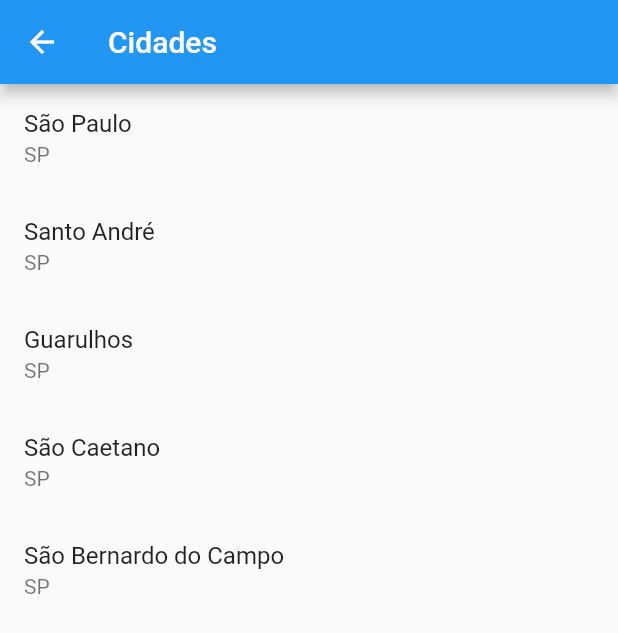
After one commit to JnrMoraes/flutter-popup-menu, a Flutter app: the CidadesPage screen opened by its route, on a phone screen of 412 x 824 dp. The commit adds this screen. Shown: the top 633 px of the screen. Run offline on Flutter 3.47's test engine with Material 2 defaults, Android fonts, the phone set to English and light mode, and no system bars; our stand-ins replace device_preview.

Commit message:
Lendo arquivos jsondo assets

```diff
--- /dev/null
+++ b/assets/cidades.json
@@ -0,0 +1,22 @@
+[
+    {
+        "cidade": "São Paulo",
+        "estado": "SP"
+    },
+    {
+        "cidade": "Santo André",
+        "estado": "SP"
+    },
+    {
+        "cidade": "Guarulhos",
+        "estado": "SP"
+    },
+    {
+        "cidade": "São Caetano",
+        "estado": "SP"
+    },
+    {
+        "cidade": "São Bernardo do Campo",
+        "estado": "SP"
+    }
+]
--- a/lib/main.dart
+++ b/lib/main.dart
@@ -1,16 +1,17 @@
 import 'package:device_preview/device_preview.dart';
 import 'package:flutter/material.dart';
-import 'package:study/pages/botoes_rotacao_texto/botoes_rotacao_texto_page.dart';
-import 'package:study/pages/containers/container_page.dart';
-import 'package:study/pages/layout_builder/layout_builder_page.dart';
-import 'package:study/pages/media_query/media_query_page.dart';
-import 'package:study/pages/scrolls/list_view_page.dart';
-import 'package:study/pages/scrolls/single_child_scroll_view_page.dart';
 
+import 'pages/botoes_rotacao_texto/botoes_rotacao_texto_page.dart';
+import 'pages/cidades/cidades_page.dart';
+import 'pages/containers/container_page.dart';
 import 'pages/dialogs/dialogs_page.dart';
 import 'pages/formulario/formulario_page.dart';
 import 'pages/home/home_page.dart';
+import 'pages/layout_builder/layout_builder_page.dart';
+import 'pages/media_query/media_query_page.dart';
 import 'pages/rows_columns/row_column_page.dart';
+import 'pages/scrolls/list_view_page.dart';
+import 'pages/scrolls/single_child_scroll_view_page.dart';
 import 'pages/snackbar/snackbar_page.dart';
 
 void main() {
@@ -47,6 +48,7 @@ class MyApp extends StatelessWidget {
         '/dialogs': (_) => const DialogsPage(),
         '/snackbar': (_) => const SnackbarPage(),
         '/forms': (_) => const FormularioPage(),
+        '/cidades': (_) => const CidadesPage(),
 
       },
     );
--- /dev/null
+++ b/lib/pages/cidades/cidades_page.dart
@@ -0,0 +1,49 @@
+import 'dart:convert';
+
+import 'package:flutter/material.dart';
+import 'package:flutter/services.dart';
+
+import 'model/cidade.dart';
+
+class CidadesPage extends StatefulWidget {
+  const CidadesPage({Key? key}) : super(key: key);
+
+  @override
+  State<CidadesPage> createState() => _CidadesPageState();
+}
+
+class _CidadesPageState extends State<CidadesPage> {
+  var cidades = <Cidade>[];
+
+  @override
+  void initState() {
+    super.initState();
+    _loadCities();
+  }
+
+  Future<void> _loadCities() async {
+    final cidadesJson = await rootBundle.loadString('assets/cidades.json');
+    setState(() {
+      var cidadeList = json.decode(cidadesJson);
+      cidades = cidadeList.map<Cidade>((city) => Cidade.fromMap(city)).toList();
+    });
+  }
+
+  @override
+  Widget build(BuildContext context) {
+    return Scaffold(
+      appBar: AppBar(
+        title: const Text('Cidades'),
+      ),
+      body: ListView.builder(
+          itemCount: cidades.length,
+          itemBuilder: (context, index) {
+            var cidade = cidades[index];
+            return ListTile(
+              title: Text(cidade.cidade),
+              subtitle: Text(cidade.estado),
+            );
+          }),
+    );
+  }
+}
--- /dev/null
+++ b/lib/pages/cidades/model/cidade.dart
@@ -0,0 +1,32 @@
+import 'dart:convert';
+
+// ignore_for_file: public_member_api_docs, sort_constructors_first
+
+class Cidade {
+  Cidade({
+    required this.cidade,
+    required this.estado,
+  });
+
+  final String cidade;
+  final String estado;
+
+  Map<String, dynamic> toMap() {
+    return <String, dynamic>{
+      'cidade': cidade,
+      'estado': estado,
+    };
+  }
+
+  factory Cidade.fromMap(Map<String, dynamic> map) {
+    return Cidade(
+      cidade: map['cidade'] ?? '',
+      estado: map['estado'] ?? '',
+    );
+  }
+
+  String toJson() => json.encode(toMap());
+
+  factory Cidade.fromJson(String source) =>
+      Cidade.fromMap(json.decode(source) as Map<String, dynamic>);
+}
--- a/lib/pages/dialogs/dialog_custom.dart
+++ b/lib/pages/dialogs/dialog_custom.dart
@@ -1,6 +1,5 @@
 import 'package:flutter/cupertino.dart';
 import 'package:flutter/material.dart';
-import 'dart:io';
 class DialogCustom extends Dialog {
   DialogCustom(BuildContext context, {super.key})
       : super(
--- a/lib/pages/formulario/formulario_page.dart
+++ b/lib/pages/formulario/formulario_page.dart
@@ -101,6 +101,7 @@ class _FormularioPageState extends State<FormularioPage> {
                       if (value == null || value.isEmpty) {
                         return 'Campo X não preenchido';
                       }
+                      return null;
                     },
                   ),
                 ),
@@ -132,6 +133,7 @@ class _FormularioPageState extends State<FormularioPage> {
                     if (value == null || value.isEmpty) {
                       return 'Campo X não preenchido';
                     }
+                    return null;
                   },
                 ),
                 const SizedBox(height: 20,),
--- a/lib/pages/home/home_page.dart
+++ b/lib/pages/home/home_page.dart
@@ -11,6 +11,7 @@ enum PopupMenuPages {
   dialogs,
   snackbar,
   forms,
+  cidades,
 }
 
 class HomePage extends StatelessWidget {
@@ -55,6 +56,9 @@ class HomePage extends StatelessWidget {
                 case PopupMenuPages.forms:
                   Navigator.of(context).pushNamed('/forms');
                   break;
+                case PopupMenuPages.cidades:
+                  Navigator.of(context).pushNamed('/cidades');
+                  break;
               }
             },
             itemBuilder: (BuildContext context) {
@@ -94,9 +98,14 @@ class HomePage extends StatelessWidget {
                 const PopupMenuItem<PopupMenuPages>(
                   value: PopupMenuPages.snackbar,
                   child: Text('Snackbar'),
-                ),const PopupMenuItem<PopupMenuPages>(
+                ),
+                const PopupMenuItem<PopupMenuPages>(
                   value: PopupMenuPages.forms,
                   child: Text('Formulários'),
+                ),
+                const PopupMenuItem<PopupMenuPages>(
+                  value: PopupMenuPages.cidades,
+                  child: Text('Cidades'),
                 ),
               ];
             },
--- a/pubspec.yaml
+++ b/pubspec.yaml
@@ -59,7 +59,8 @@ flutter:
   uses-material-design: true
 
   # To add assets to your application, add an assets section, like this:
-  # assets:
+  assets:
+    - assets/cidades.json
   #   - images/a_dot_burr.jpeg
   #   - images/a_dot_ham.jpeg
 
```
